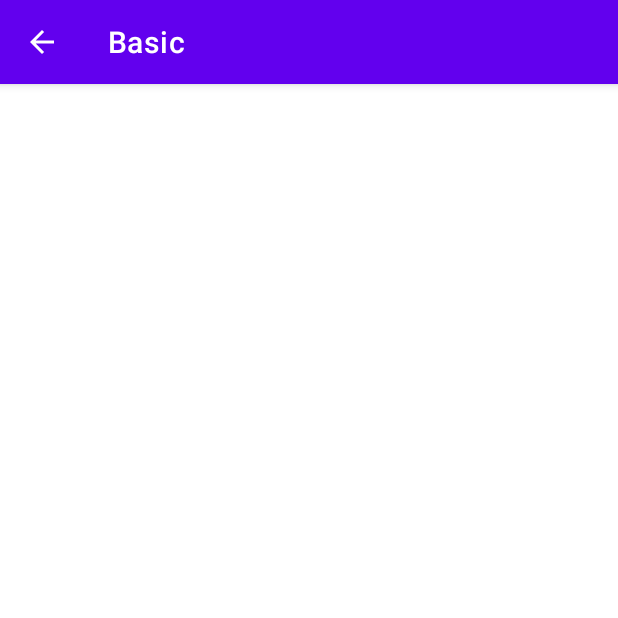
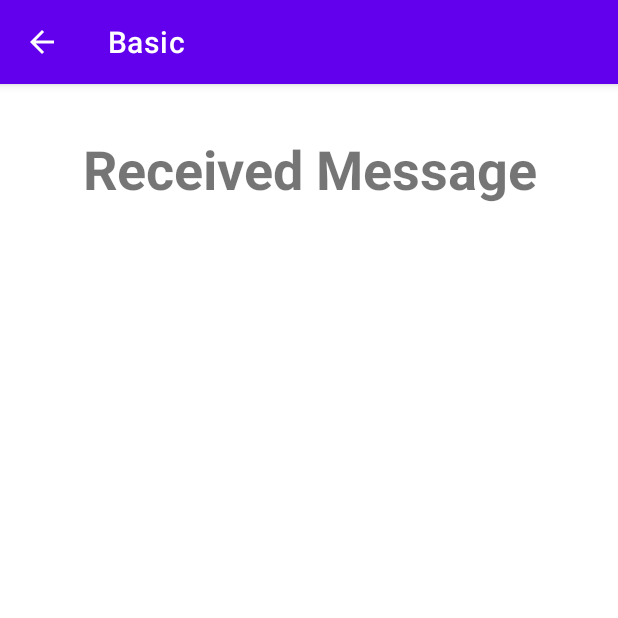
Before and after one commit to SantoPatian/AndroidBasic, an Android app: the DisplayMessageActivity screen opened directly, with no data from a screen before it, on a phone screen of 412 x 824 dp, the top half of it. Run offline under Robolectric (Android 15) with nearby library versions, the phone set to English and light mode, and no system bars.

Commit message:
add onClick on main activity layout

```diff
--- a/app/src/main/res/layout/activity_display_message.xml
+++ b/app/src/main/res/layout/activity_display_message.xml
@@ -16,10 +16,10 @@
         android:textSize="36sp"
         android:textStyle="bold"
         android:gravity="center"
+        android:text="@string/received_message"
         app:layout_constraintEnd_toEndOf="parent"
         app:layout_constraintStart_toStartOf="parent"
-        app:layout_constraintTop_toTopOf="parent"
-        tools:text="Received Message"/>
+        app:layout_constraintTop_toTopOf="parent" />
 
     <TextView
         android:id="@+id/textView3"
--- a/app/src/main/res/layout/activity_main.xml
+++ b/app/src/main/res/layout/activity_main.xml
@@ -49,6 +49,7 @@
         android:layout_marginTop="32dp"
         android:layout_marginEnd="32dp"
         android:text="@string/send_message"
+        android:onClick="sendMessage"
         app:layout_constraintEnd_toEndOf="parent"
         app:layout_constraintStart_toStartOf="parent"
         app:layout_constraintTop_toBottomOf="@+id/editText" />
--- a/app/src/main/res/values/strings.xml
+++ b/app/src/main/res/values/strings.xml
@@ -3,4 +3,5 @@
     <string name="message">Your Message</string>
     <string name="send_message">Send Message</string>
     <string name="type_your_message">Type your message</string>
+    <string name="received_message">Received Message</string>
 </resources>
```
